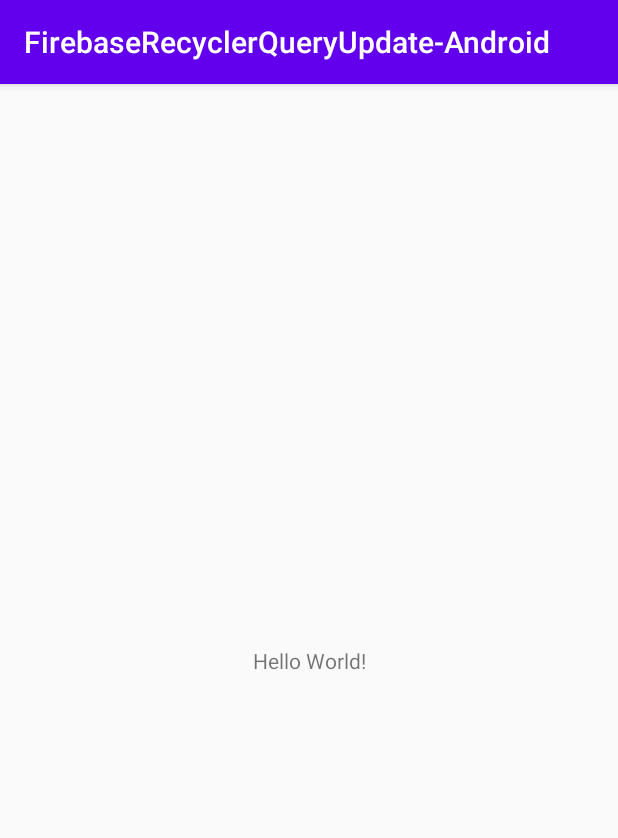
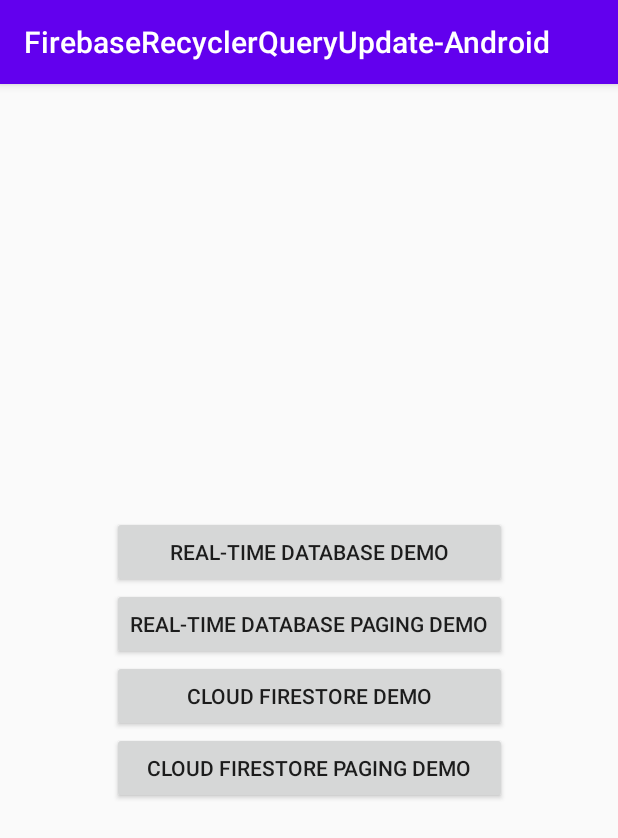
Before and after one commit to PatilShreyas/FirebaseRecyclerUpdateQuery-Demo, an Android app: the screen it shows after launch (MainActivity), on a phone screen of 412 x 824 dp. Shown: the top 838 px of the screen. Run offline under Robolectric (Android 15) with nearby library versions, the phone set to English and light mode, and no system bars.

Commit message:
Added source files

```diff
--- a/app/build.gradle
+++ b/app/build.gradle
@@ -46,6 +46,9 @@ dependencies {
     // FirebaseUI for Cloud Firestore
     implementation 'com.firebaseui:firebase-ui-firestore:6.2.0'
 
+    // Paging Library
+    implementation 'android.arch.paging:runtime:1.0.1'
+
     testImplementation 'junit:junit:4.12'
     androidTestImplementation 'androidx.test.ext:junit:1.1.1'
     androidTestImplementation 'androidx.test.espresso:espresso-core:3.2.0'
--- a/app/src/main/AndroidManifest.xml
+++ b/app/src/main/AndroidManifest.xml
@@ -16,6 +16,10 @@
                 <category android:name="android.intent.category.LAUNCHER" />
             </intent-filter>
         </activity>
+        <activity android:name=".database.DatabaseActivity" />
+        <activity android:name=".database.DatabasePagingActivity" />
+        <activity android:name=".firestore.FirestoreActivity" />
+        <activity android:name=".firestore.FirestorePagingActivity" />
     </application>
 
 </manifest>
--- /dev/null
+++ b/app/src/main/java/dev/shreyaspatil/firebase/recyclerqueryupdate/Constants.kt
@@ -0,0 +1,6 @@
+package dev.shreyaspatil.firebase.recyclerqueryupdate
+
+object Constants {
+    const val DATABASE_USERS = "users"
+    const val FIRESTORE_USERS = "user_collection"
+}
--- a/app/src/main/java/dev/shreyaspatil/firebase/recyclerqueryupdate/MainActivity.kt
+++ b/app/src/main/java/dev/shreyaspatil/firebase/recyclerqueryupdate/MainActivity.kt
@@ -1,12 +1,37 @@
 package dev.shreyaspatil.firebase.recyclerqueryupdate
 
+import android.content.Intent
+import android.os.Bundle
+import android.view.View
 import androidx.appcompat.app.AppCompatActivity
-import android.os.Bundle
+import dev.shreyaspatil.firebase.recyclerqueryupdate.database.DatabaseActivity
+import dev.shreyaspatil.firebase.recyclerqueryupdate.firestore.FirestoreActivity
+import dev.shreyaspatil.firebase.recyclerqueryupdate.firestore.FirestorePagingActivity
+import kotlinx.android.synthetic.main.activity_main.*
 
-class MainActivity : AppCompatActivity() {
+class MainActivity : AppCompatActivity(), View.OnClickListener {
 
     override fun onCreate(savedInstanceState: Bundle?) {
         super.onCreate(savedInstanceState)
         setContentView(R.layout.activity_main)
+
+        button_realtime_db_demo.setOnClickListener(this)
+        button_realtime_db_paging_demo.setOnClickListener(this)
+        button_firestore_db_demo.setOnClickListener(this)
+        button_firestore_db_paging_demo.setOnClickListener(this)
+    }
+
+    override fun onClick(v: View?) {
+        val activityClass = when (v) {
+            button_realtime_db_demo -> MainActivity::class.java
+            button_realtime_db_paging_demo -> DatabaseActivity::class.java
+            button_firestore_db_demo -> FirestoreActivity::class.java
+            button_firestore_db_paging_demo -> FirestorePagingActivity::class.java
+            else -> null
+        }
+
+        activityClass?.let {
+            startActivity(Intent(this, it))
+        }
     }
 }
--- a/app/src/main/res/layout/activity_main.xml
+++ b/app/src/main/res/layout/activity_main.xml
@@ -6,13 +6,37 @@
     android:layout_height="match_parent"
     tools:context=".MainActivity">
 
-    <TextView
+    <LinearLayout
         android:layout_width="wrap_content"
         android:layout_height="wrap_content"
-        android:text="Hello World!"
+        android:orientation="vertical"
         app:layout_constraintBottom_toBottomOf="parent"
-        app:layout_constraintLeft_toLeftOf="parent"
-        app:layout_constraintRight_toRightOf="parent"
-        app:layout_constraintTop_toTopOf="parent" />
+        app:layout_constraintEnd_toEndOf="parent"
+        app:layout_constraintStart_toStartOf="parent"
+        app:layout_constraintTop_toTopOf="parent">
 
+        <Button
+            android:id="@+id/button_realtime_db_demo"
+            android:layout_width="match_parent"
+            android:layout_height="match_parent"
+            android:text="@string/text_realtime_db_demo" />
+
+        <Button
+            android:id="@+id/button_realtime_db_paging_demo"
+            android:layout_width="match_parent"
+            android:layout_height="match_parent"
+            android:text="@string/text_realtime_db_paging_demo" />
+
+        <Button
+            android:id="@+id/button_firestore_db_demo"
+            android:layout_width="match_parent"
+            android:layout_height="match_parent"
+            android:text="@string/text_firestore_db_demo" />
+
+        <Button
+            android:id="@+id/button_firestore_db_paging_demo"
+            android:layout_width="match_parent"
+            android:layout_height="match_parent"
+            android:text="@string/text_firestore_db_paging_demo" />
+    </LinearLayout>
 </androidx.constraintlayout.widget.ConstraintLayout>
--- a/app/src/main/res/values/strings.xml
+++ b/app/src/main/res/values/strings.xml
@@ -1,3 +1,7 @@
 <resources>
     <string name="app_name">FirebaseRecyclerQueryUpdate-Android</string>
+    <string name="text_realtime_db_demo">Real-time Database Demo</string>
+    <string name="text_realtime_db_paging_demo">Real-time Database Paging Demo</string>
+    <string name="text_firestore_db_demo">Cloud Firestore Demo</string>
+    <string name="text_firestore_db_paging_demo">Cloud Firestore Paging Demo</string>
 </resources>
```
Also changed, not shown: app/src/main/java/dev/shreyaspatil/firebase/recyclerqueryupdate/database/DatabaseActivity.kt (added, +12 -0 lines), app/src/main/java/dev/shreyaspatil/firebase/recyclerqueryupdate/database/DatabasePagingActivity.kt (added, +12 -0 lines), app/src/main/java/dev/shreyaspatil/firebase/recyclerqueryupdate/firestore/FirestoreActivity.kt (added, +12 -0 lines), app/src/main/java/dev/shreyaspatil/firebase/recyclerqueryupdate/firestore/FirestorePagingActivity.kt (added, +12 -0 lines), app/src/main/res/layout/activity_recycler.xml (added, +8 -0 lines).
